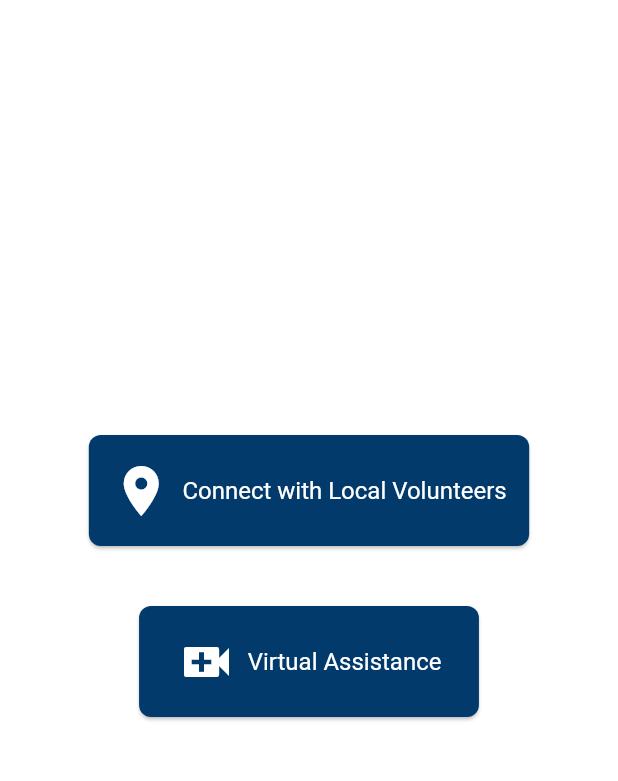
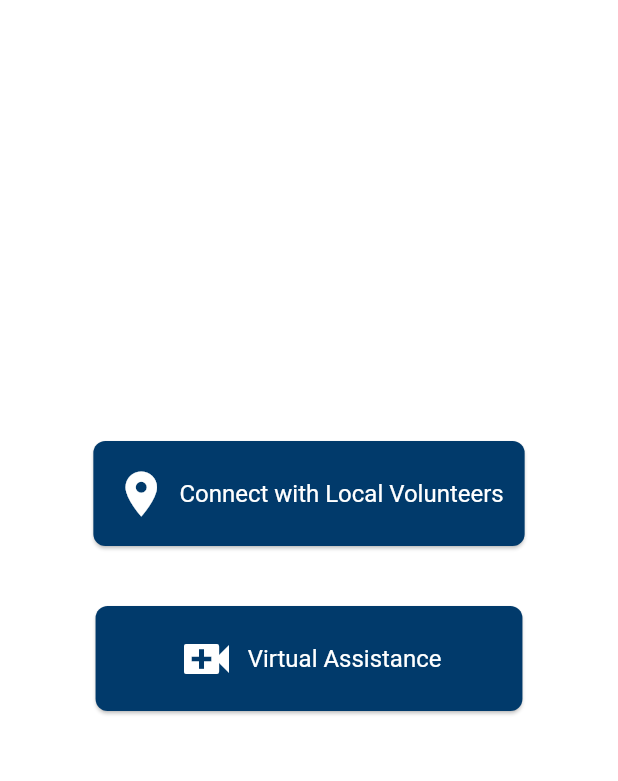
Before and after one commit to amarzouk140/Nafdeek, a Flutter app: the RequestNafdeekServicePage screen opened directly, on a phone screen of 412 x 824 dp, the part 84-865 px from its top. Run offline on Flutter 3.47's test engine with Material 3 defaults, Android fonts, the phone set to English and light mode, and no system bars.

Commit message:
update readme

```diff
--- a/MOI_APP/lib/main.dart
+++ b/MOI_APP/lib/main.dart
@@ -566,7 +566,7 @@ class RequestNafdeekServicePage extends StatelessWidget {
             children: [
               Flexible(
                 child: ElevatedButton.icon(
-                  icon: Icon(Icons.location_on, size: 40),
+                  icon: Icon(Icons.location_on, size: 36),
                   label: Text('Connect with Local Volunteers'),
                   onPressed: () {
                     Navigator.push(
@@ -577,7 +577,7 @@ class RequestNafdeekServicePage extends StatelessWidget {
                   style: ElevatedButton.styleFrom(
                     backgroundColor: Color(0xFF013A6B),
                     foregroundColor: Colors.white,
-                    padding: EdgeInsets.symmetric(vertical: 17, horizontal: 15),
+                    padding: EdgeInsets.symmetric(vertical: 17, horizontal: 14),
                     textStyle: TextStyle(fontSize: 16),
                     shape: RoundedRectangleBorder(
                       borderRadius: BorderRadius.circular(8),
@@ -599,7 +599,7 @@ class RequestNafdeekServicePage extends StatelessWidget {
                   style: ElevatedButton.styleFrom(
                     backgroundColor: Color(0xFF013A6B),
                     foregroundColor: Colors.white,
-                    padding: EdgeInsets.symmetric(vertical: 17, horizontal: 25),
+                    padding: EdgeInsets.symmetric(vertical: 15, horizontal: 54),
                     textStyle: TextStyle(fontSize: 16),
                     shape: RoundedRectangleBorder(
                       borderRadius: BorderRadius.circular(8),
@@ -710,6 +710,7 @@ class AttentionPage extends StatelessWidget {
   }
 }
 
+
 class RequestServicePage extends StatefulWidget {
   @override
   _RequestServicePageState createState() => _RequestServicePageState();
@@ -784,14 +785,18 @@ class _RequestServicePageState extends State<RequestServicePage> with SingleTick
     _animation = Tween<double>(begin: 0.5, end: 1.0).animate(_controller);
 
     Future.delayed(Duration(seconds: 3), () {
+      if (mounted) {
         setState(() {
           isSearching = false;
         });
         for (int i = 0; i < initialVolunteers.length; i++) {
           Future.delayed(Duration(milliseconds: i * 300), () {
+            if (mounted) {
               _listKey.currentState?.insertItem(i);
               volunteers.add(initialVolunteers[i]);
+            }
           });
+        }
       }
     });
   }
@@ -855,7 +860,7 @@ class _RequestServicePageState extends State<RequestServicePage> with SingleTick
                 child: Text(
                   volunteer['name'],
                   overflow: TextOverflow.ellipsis,
-                  style: TextStyle(fontSize: 16),
+                  style: TextStyle(fontSize: 15),
                 ),
               ),
               if (volunteer['verified'])
@@ -875,9 +880,12 @@ class _RequestServicePageState extends State<RequestServicePage> with SingleTick
                   ),
                 ),
                 SizedBox(width: 10),
-                Text(
+                Expanded(
+                  child: Text(
                     volunteer['distance'],
                     style: TextStyle(fontSize: 12),
+                    overflow: TextOverflow.ellipsis,
+                  ),
                 ),
               ],
             ),
@@ -900,6 +908,7 @@ class _RequestServicePageState extends State<RequestServicePage> with SingleTick
     );
   }
 }
+
 
 class SendRequestPage extends StatefulWidget {
   @override
```
Lines whose indentation alone changed are shown as unchanged.
